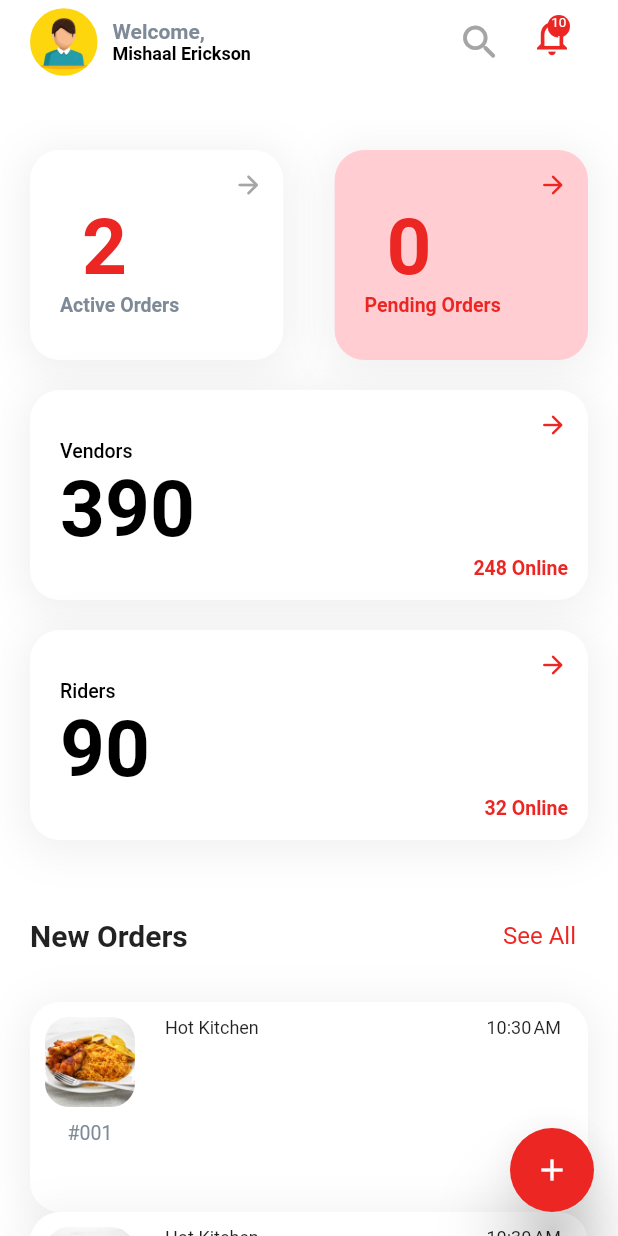
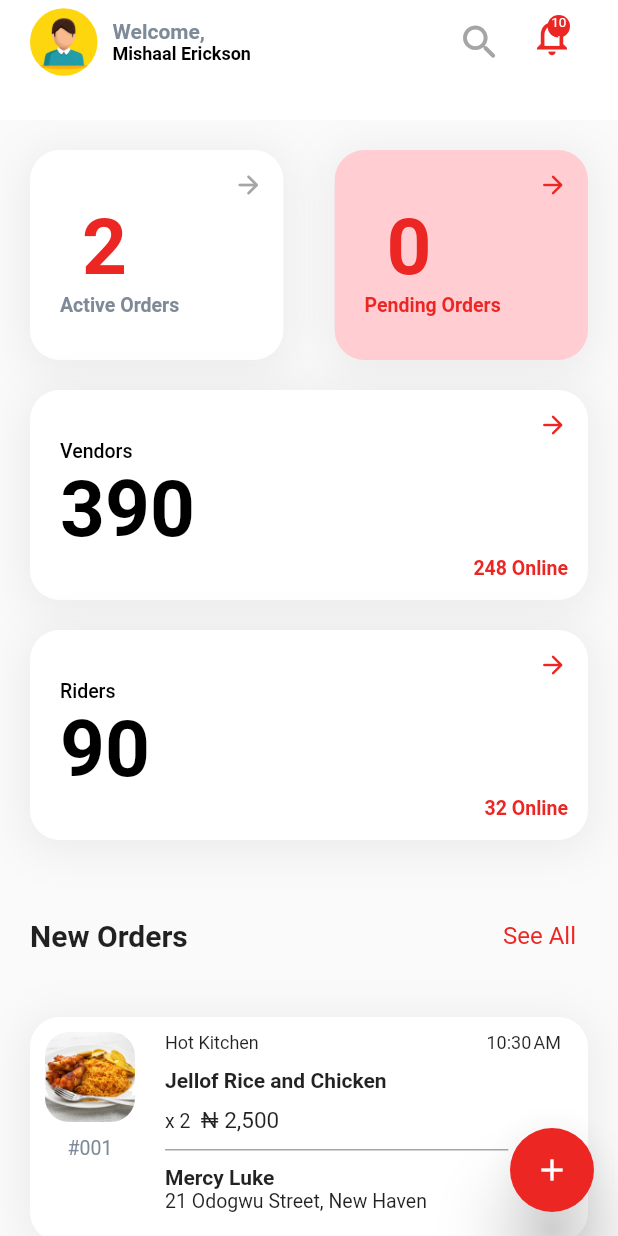
Before and after one commit to bomach-group-company/benji_crm, a Flutter app: the Dashboard screen opened directly, on a phone screen of 412 x 824 dp. Run offline on Flutter 3.47's test engine with Material 2 defaults, Android fonts, the phone set to English and light mode, and no system bars; our stand-ins replace firebase_auth, flutter_pw_validator, flutter_spinkit, get, google_fonts, hexcolor and 1 more; accounts and stored records are empty; Roboto replaces fonts that are missing (Sen, sen); project files that could hold a hidden picture were left out.

Commit message:
removed background color - of the bottom navigation bar and the body

```diff
--- a/lib/app/dashboard/dashboard.dart
+++ b/lib/app/dashboard/dashboard.dart
@@ -1,5 +1,6 @@
 // ignore_for_file: avoid_unnecessary_containers
 
+import 'package:benji_aggregator/app/others/orders/order%20details.dart';
 import 'package:flutter/material.dart';
 
 import '../../src/common_widgets/dashboard appBar.dart';
@@ -31,7 +32,6 @@ class _DashboardState extends State<Dashboard> {
     double mediaHeight = MediaQuery.of(context).size.height;
 
     return Scaffold(
-      backgroundColor: kPrimaryColor,
       floatingActionButton: FloatingActionButton(
         onPressed: () {
           // Navigator.of(context).push(
@@ -137,18 +137,20 @@ class _DashboardState extends State<Dashboard> {
             Column(
               children: [
                 for (orderID = 1; orderID < 30; orderID += incrementOrderID)
-                  Container(
-                    // margin: const EdgeInsets.symmetric(
-                    //   horizontal: kDefaultPadding / 2,
-                    //   vertical: kDefaultPadding / 2,
-                    // ),
+                  InkWell(
+                    onTap: () => Navigator.of(context).push(MaterialPageRoute(
+                        builder: (context) => const OrderDetails())),
+                    child: Container(
+                      margin: const EdgeInsets.symmetric(
+                        vertical: kDefaultPadding / 2,
+                      ),
                       padding: const EdgeInsets.only(
                         top: kDefaultPadding / 2,
                         left: kDefaultPadding / 2,
                         right: kDefaultPadding / 2,
                       ),
                       width: mediaWidth / 1.1,
-                    height: 140,
+                      height: 150,
                       decoration: ShapeDecoration(
                         color: kPrimaryColor,
                         shape: RoundedRectangleBorder(
@@ -195,6 +197,7 @@ class _DashboardState extends State<Dashboard> {
                           kWidthSizedBox,
                           Container(
                             child: Column(
+                              crossAxisAlignment: CrossAxisAlignment.start,
                               children: [
                                 SizedBox(
                                   width: mediaWidth / 1.55,
@@ -228,11 +231,84 @@ class _DashboardState extends State<Dashboard> {
                                       )
                                     ],
                                   ),
+                                ),
+                                kHalfSizedBox,
+                                Container(
+                                  color: kTransparentColor,
+                                  width: 250,
+                                  child: const Text(
+                                    "Jellof Rice and Chicken",
+                                    overflow: TextOverflow.ellipsis,
+                                    maxLines: 2,
+                                    style: TextStyle(
+                                      fontSize: 14,
+                                      fontWeight: FontWeight.w700,
+                                    ),
+                                  ),
+                                ),
+                                kHalfSizedBox,
+                                Container(
+                                  width: 200,
+                                  color: kTransparentColor,
+                                  child: const Text.rich(
+                                    TextSpan(
+                                      children: [
+                                        TextSpan(
+                                          text: "x 2",
+                                          style: TextStyle(
+                                            fontSize: 13,
+                                            fontWeight: FontWeight.w400,
+                                          ),
+                                        ),
+                                        TextSpan(text: "  "),
+                                        TextSpan(
+                                          text: "₦ 2,500",
+                                          style: TextStyle(
+                                            fontSize: 15,
+                                            fontFamily: 'sen',
+                                            fontWeight: FontWeight.w400,
+                                          ),
                                         )
                                       ],
                                     ),
                                   ),
+                                ),
+                                kHalfSizedBox,
+                                Container(
+                                  color: kGreyColor1,
+                                  height: 1,
+                                  width: mediaWidth / 1.8,
+                                ),
+                                kHalfSizedBox,
+                                SizedBox(
+                                  width: mediaWidth / 1.8,
+                                  child: const Text(
+                                    "Mercy Luke",
+                                    overflow: TextOverflow.ellipsis,
+                                    maxLines: 1,
+                                    style: TextStyle(
+                                      fontSize: 14,
+                                      fontWeight: FontWeight.w700,
+                                    ),
+                                  ),
+                                ),
+                                SizedBox(
+                                  width: mediaWidth / 1.8,
+                                  child: const Text(
+                                    "21 Odogwu Street, New Haven",
+                                    overflow: TextOverflow.ellipsis,
+                                    maxLines: 1,
+                                    style: TextStyle(
+                                      fontSize: 13,
+                                      fontWeight: FontWeight.w400,
+                                    ),
+                                  ),
+                                ),
                               ],
+                            ),
+                          ),
+                        ],
+                      ),
                     ),
                   ),
               ],
```
Lines whose indentation alone changed are shown as unchanged.
